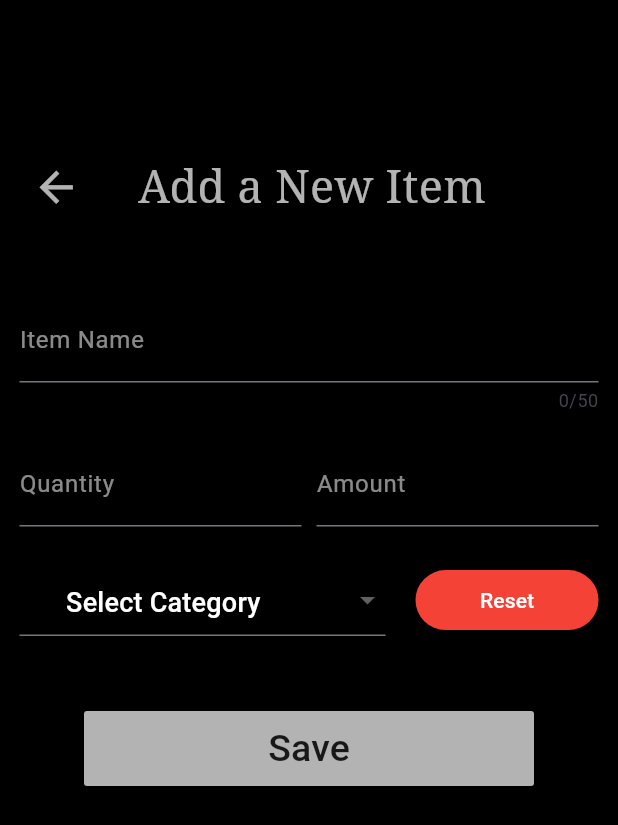
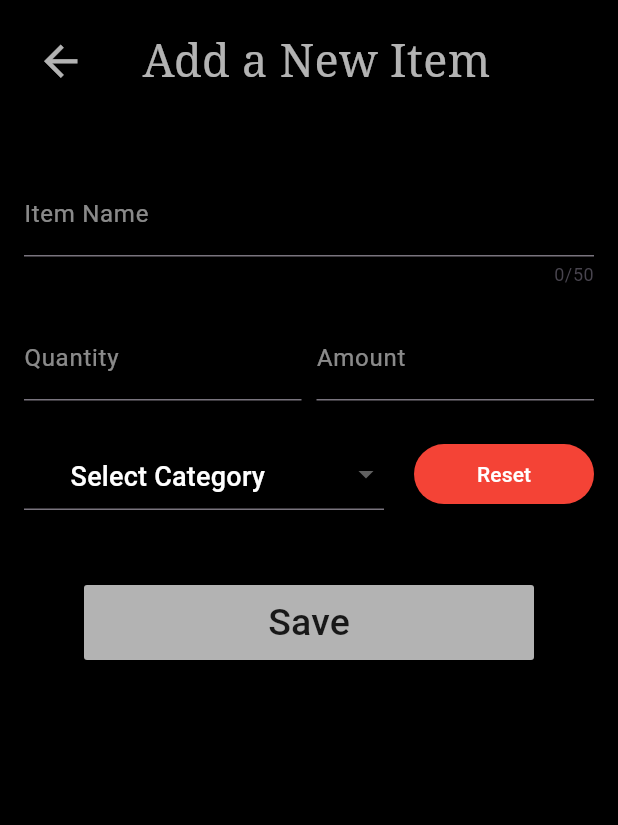
Before and after one commit to ZaynShelby/Grocery-List, a Flutter app: the screen it shows after launch, after a tap on the "add" icon, on a phone screen of 412 x 824 dp. Shown: the top 825 px of the screen. Run offline on Flutter 3.47's test engine with Material 3 defaults, Android fonts, the light colour scheme and no system bars; our stand-ins replace google_fonts; network calls fail; Roboto replaces fonts that are missing (Inder).

Commit message:
Now add items with using FireBase

```diff
--- a/lib/widgets/grocery_list.dart
+++ b/lib/widgets/grocery_list.dart
@@ -1,7 +1,11 @@
+import 'dart:convert';
+
 import 'package:flutter/material.dart';
 import 'package:google_fonts/google_fonts.dart';
+import 'package:grocery_items/data/categories.dart';
 import 'package:grocery_items/models/groceries.dart';
 import 'package:grocery_items/widgets/new_items.dart';
+import 'package:http/http.dart' as http;
 
 class GroceryList extends StatefulWidget {
   const GroceryList({super.key});
@@ -11,7 +15,43 @@ class GroceryList extends StatefulWidget {
 }
 
 class _GroceryListState extends State<GroceryList> {
-  final List<GroceryItem> _groceryItems = [];
+  late List<GroceryItem> _groceryItems = [];
+  var isLoading = true;
+  @override
+  void initState() {
+    super.initState();
+    _loadItems();
+  }
+
+  void _loadItems() async {
+    final url = Uri.https(
+      'flutter-grocery-54079-default-rtdb.firebaseio.com',
+      'Groceries.json',
+    );
+    final response = await http.get(url);
+    final Map<String, dynamic> listData = json.decode(response.body);
+    final List<GroceryItem> _loadeditems = [];
+    for (final item in listData.entries) {
+      final category = categories.entries
+          .firstWhere(
+            (catItem) => catItem.value.title == item.value['category'],
+          )
+          .value;
+      _loadeditems.add(
+        GroceryItem(
+          id: item.key,
+          name: item.value['name'],
+          quantity: item.value['quantity'],
+          amount: item.value['amount'],
+          category: category,
+        ),
+      );
+    }
+    setState(() {
+      _groceryItems = _loadeditems;
+    });
+  }
+
   void _addItems() async {
     final newItem = await Navigator.of(context).push(
       PageRouteBuilder(
@@ -64,6 +104,10 @@ class _GroceryListState extends State<GroceryList> {
         style: GoogleFonts.notoSerif(fontSize: 20, color: Colors.white54),
       ),
     );
+
+    if (isLoading) {
+      content = Center(child: CircularProgressIndicator());
+    }
 
     if (_groceryItems.isNotEmpty) {
       content = Padding(
--- a/lib/widgets/new_items.dart
+++ b/lib/widgets/new_items.dart
@@ -1,8 +1,11 @@
+import 'dart:convert';
+
 import 'package:flutter/material.dart';
 import 'package:google_fonts/google_fonts.dart';
 import 'package:grocery_items/data/categories.dart';
 import 'package:grocery_items/models/category.dart';
 import 'package:grocery_items/models/groceries.dart';
+import 'package:http/http.dart' as http;
 
 class NewItems extends StatefulWidget {
   const NewItems({super.key});
@@ -11,18 +14,41 @@ class NewItems extends StatefulWidget {
 }
 
 class _NewItemsState extends State<NewItems> {
+  var isSending = false;
+
   final _formKey = GlobalKey<FormState>();
   var _enteredName = '';
   var _enteredQuantity = '';
   var _enteredAmount = 1;
   var _selectedCategory = categories[Categories.category]!;
 
-  void _saveItem() {
+  void _saveItem() async {
     if (_formKey.currentState!.validate()) {
       _formKey.currentState!.save();
+      setState(() {
+        isSending = true;
+      });
+      final url = Uri.https(
+        'flutter-grocery-54079-default-rtdb.firebaseio.com',
+        'Groceries.json',
+      );
+      final response = await http.post(
+        url,
+        headers: {'Content-Type': 'Application/json'},
+        body: json.encode({
+          'name': _enteredName,
+          'quantity': _enteredQuantity,
+          'amount': _enteredAmount,
+          'category': _selectedCategory.title,
+        }),
+      );
+      final Map<String, dynamic> resData = json.decode(response.body);
+
+      if (!mounted) return;
+
       Navigator.of(context).pop(
         GroceryItem(
-          id: DateTime.now().toString(),
+          id: resData['name'],
           name: _enteredName,
           quantity: _enteredQuantity,
           amount: _enteredAmount,
@@ -35,12 +61,18 @@ class _NewItemsState extends State<NewItems> {
   @override
   Widget build(BuildContext context) {
     return Scaffold(
+      resizeToAvoidBottomInset: true,
       backgroundColor: Colors.black,
-      body: Form(
+      body: SafeArea(
+        child: SingleChildScrollView(
+          padding: EdgeInsets.only(
+            left: 16,
+            right: 16,
+            top: 16,
+            bottom: MediaQuery.of(context).viewInsets.bottom + 16,
+          ),
+          child: Form(
             key: _formKey,
-        child: Padding(
-          padding: const EdgeInsets.symmetric(horizontal: 13, vertical: 100),
-          child: SingleChildScrollView(
             child: Column(
               children: [
                 Row(
@@ -72,9 +104,9 @@ class _NewItemsState extends State<NewItems> {
                   validator: (value) {
                     if (value == null ||
                         value.isEmpty ||
-                        value.trim().length >= 50 ||
-                        value.trim().length <= 1) {
-                      return "Value must be length more than 1 and less than 50";
+                        value.trim().length > 50 ||
+                        value.trim().length < 2) {
+                      return "Value must be length more than 2 and less than 50";
                     }
                     return null;
                   },
@@ -90,6 +122,7 @@ class _NewItemsState extends State<NewItems> {
                 ),
                 SizedBox(height: 20),
                 Row(
+                  crossAxisAlignment: CrossAxisAlignment.end,
                   children: [
                     Expanded(
                       child: TextFormField(
@@ -106,7 +139,7 @@ class _NewItemsState extends State<NewItems> {
                         style: GoogleFonts.encodeSans(color: Colors.white),
                         decoration: InputDecoration(
                           hint: Text(
-                            '1 kg, g, dzn, ltr, pcs, pkt',
+                            'e.g : 1 kg, g, dzn, ltr, pcs, pkt',
                             style: GoogleFonts.inder(color: Colors.lightGreen),
                           ),
                           label: Text(
@@ -200,7 +233,7 @@ class _NewItemsState extends State<NewItems> {
                           backgroundColor: Colors.red,
                         ),
                         onPressed: () {
-                          _formKey.currentState!.reset();
+                          isSending ? null : _formKey.currentState!.reset();
                         },
                         child: Text(
                           'Reset',
@@ -214,9 +247,15 @@ class _NewItemsState extends State<NewItems> {
                 MaterialButton(
                   height: 50,
                   minWidth: 300,
-                  onPressed: _saveItem,
+                  onPressed: isSending ? null : _saveItem,
                   color: Colors.white70,
-                  child: Text(
+                  child: isSending
+                      ? SizedBox(
+                          height: 16,
+                          width: 16,
+                          child: CircularProgressIndicator(),
+                        )
+                      : Text(
                           'Save',
                           style: GoogleFonts.museoModerno(
                             fontSize: 25,
```
Lines whose indentation alone changed are shown as unchanged.
